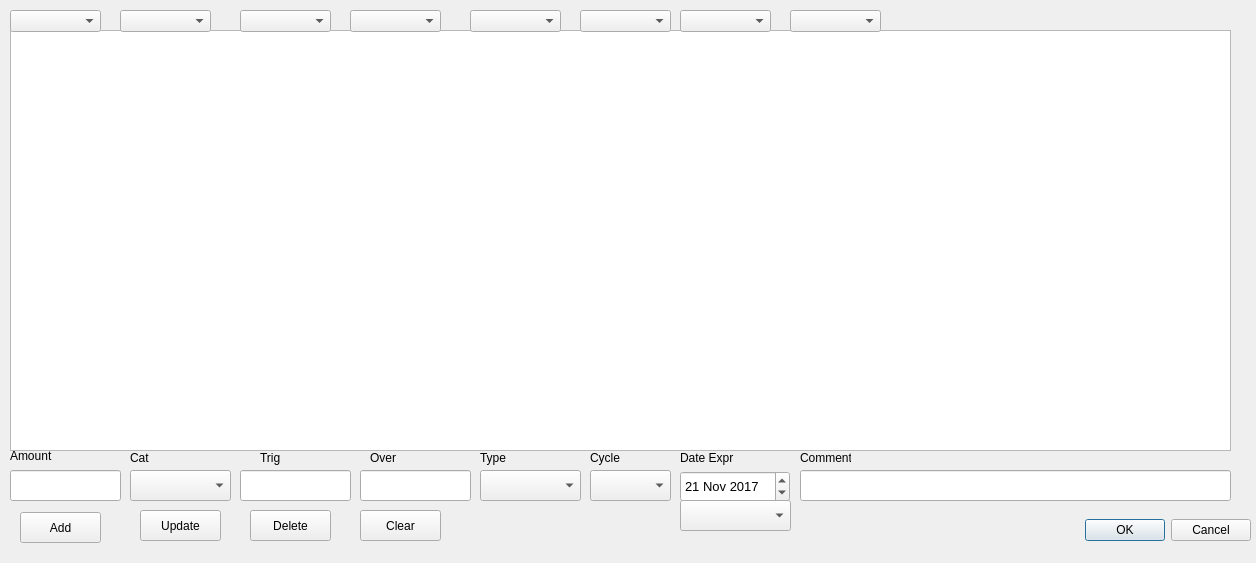
Qt form manageepredictions.ui (n6nq/checking) before a commit.
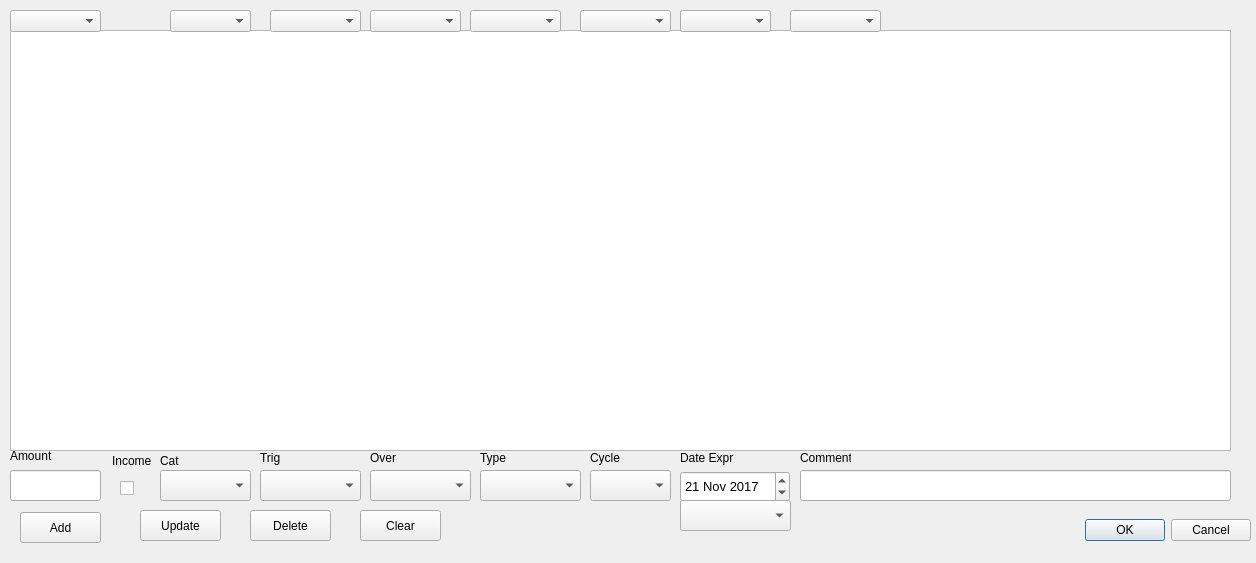
The same form after that commit.

Commit message: adding income to predictions.

Patch:
```diff
--- a/manageepredictions.ui
+++ b/manageepredictions.ui
@@ -66,10 +66,10 @@
   <widget class="QLabel" name="labelCat">
    <property name="geometry">
     <rect>
-     <x>130</x>
+     <x>160</x>
      <y>450</y>
      <width>21</width>
-     <height>16</height>
+     <height>21</height>
     </rect>
    </property>
    <property name="font">
@@ -84,9 +84,9 @@
   <widget class="QComboBox" name="comboCat">
    <property name="geometry">
     <rect>
-     <x>130</x>
+     <x>160</x>
      <y>470</y>
-     <width>101</width>
+     <width>91</width>
      <height>31</height>
     </rect>
    </property>
@@ -272,9 +272,9 @@
   <widget class="QComboBox" name="sortCategory">
    <property name="geometry">
     <rect>
-     <x>120</x>
+     <x>170</x>
      <y>10</y>
-     <width>91</width>
+     <width>81</width>
      <height>22</height>
     </rect>
    </property>
@@ -282,7 +282,7 @@
   <widget class="QComboBox" name="sortTrigger">
    <property name="geometry">
     <rect>
-     <x>240</x>
+     <x>270</x>
      <y>10</y>
      <width>91</width>
      <height>22</height>
@@ -292,7 +292,7 @@
   <widget class="QComboBox" name="sortOverride">
    <property name="geometry">
     <rect>
-     <x>350</x>
+     <x>370</x>
      <y>10</y>
      <width>91</width>
      <height>22</height>
@@ -411,27 +411,7 @@
     <rect>
      <x>10</x>
      <y>470</y>
-     <width>111</width>
-     <height>31</height>
-    </rect>
-   </property>
-  </widget>
-  <widget class="QLineEdit" name="editTrig">
-   <property name="geometry">
-    <rect>
-     <x>240</x>
-     <y>470</y>
-     <width>111</width>
-     <height>31</height>
-    </rect>
-   </property>
-  </widget>
-  <widget class="QLineEdit" name="editOver">
-   <property name="geometry">
-    <rect>
-     <x>360</x>
-     <y>470</y>
-     <width>111</width>
+     <width>91</width>
      <height>31</height>
     </rect>
    </property>
@@ -446,6 +426,52 @@
     </rect>
    </property>
   </widget>
+  <widget class="QComboBox" name="comboTrig">
+   <property name="geometry">
+    <rect>
+     <x>260</x>
+     <y>470</y>
+     <width>101</width>
+     <height>31</height>
+    </rect>
+   </property>
+  </widget>
+  <widget class="QComboBox" name="comboOver">
+   <property name="geometry">
+    <rect>
+     <x>370</x>
+     <y>470</y>
+     <width>101</width>
+     <height>31</height>
+    </rect>
+   </property>
+  </widget>
+  <widget class="QCheckBox" name="chkboxIncome">
+   <property name="geometry">
+    <rect>
+     <x>120</x>
+     <y>480</y>
+     <width>21</width>
+     <height>17</height>
+    </rect>
+   </property>
+   <property name="text">
+    <string/>
+   </property>
+  </widget>
+  <widget class="QLabel" name="label">
+   <property name="geometry">
+    <rect>
+     <x>112</x>
+     <y>453</y>
+     <width>41</width>
+     <height>16</height>
+    </rect>
+   </property>
+   <property name="text">
+    <string>Income</string>
+   </property>
+  </widget>
  </widget>
  <resources/>
  <connections>
```
The commit also changes 6 other files.
